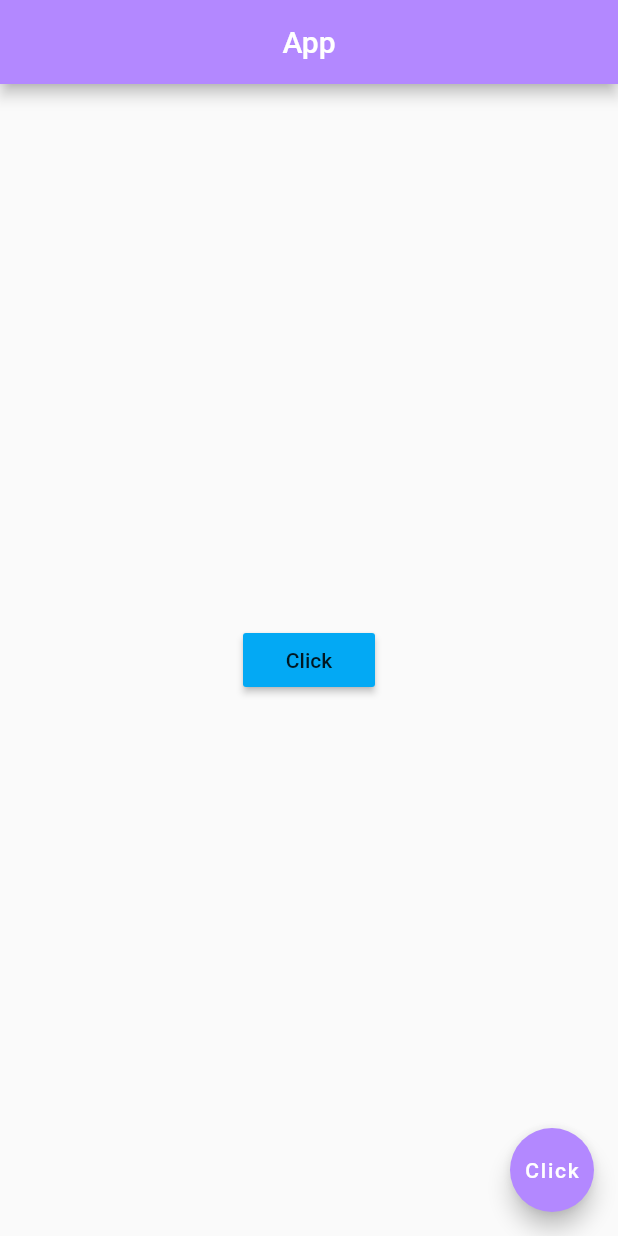
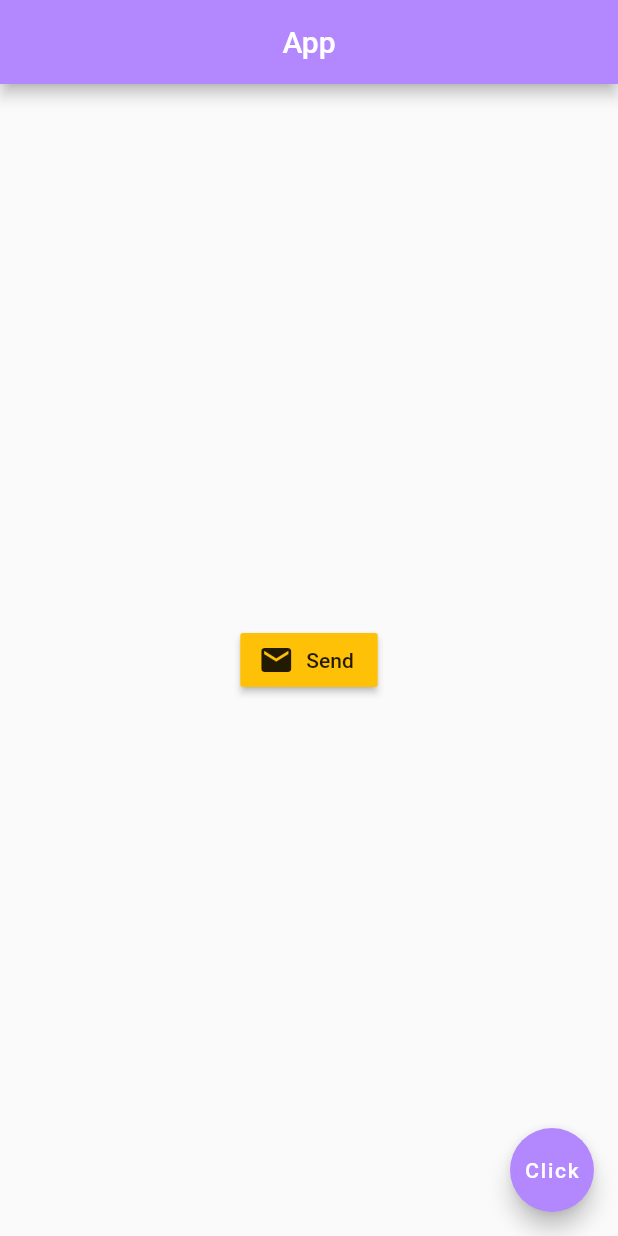
Before and after one commit to KeithChasen/simple-flutter-app, a Flutter app: the screen it shows after launch, after a tap on "Click", on a phone screen of 412 x 824 dp. Run offline on Flutter 3.47's test engine with Material 2 defaults, Android fonts, the phone set to English and light mode, and no system bars.

Commit message:
example of raised button with icon

```diff
--- a/lib/main.dart
+++ b/lib/main.dart
@@ -14,12 +14,13 @@ class Home extends StatelessWidget {
         backgroundColor: Colors.deepPurpleAccent[100],
       ),
       body: Center(
-        child: RaisedButton(
-          onPressed: () {
-            print('That was clicked');
-          },
-          child: Text('Click'),
-          color: Colors.lightBlue,
+        child: RaisedButton.icon(
+          onPressed: () {},
+          icon: Icon(
+            Icons.mail
+          ),
+          label: Text('Send'),
+          color: Colors.amber,
         ),
       ),
       floatingActionButton: FloatingActionButton(
```
